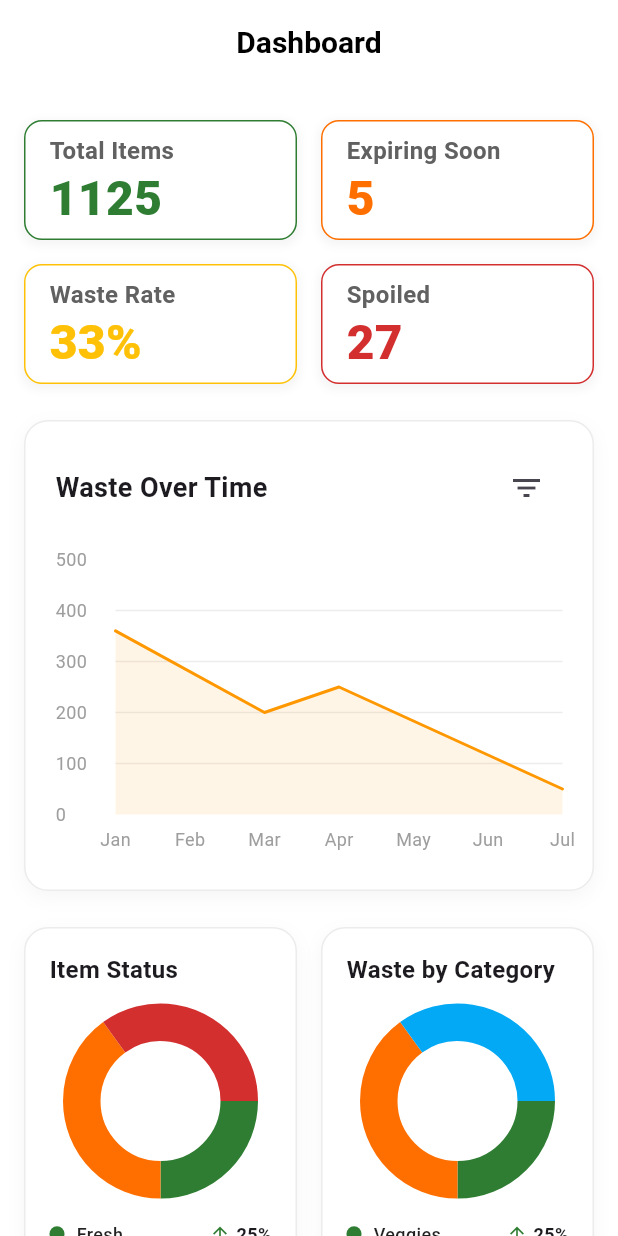
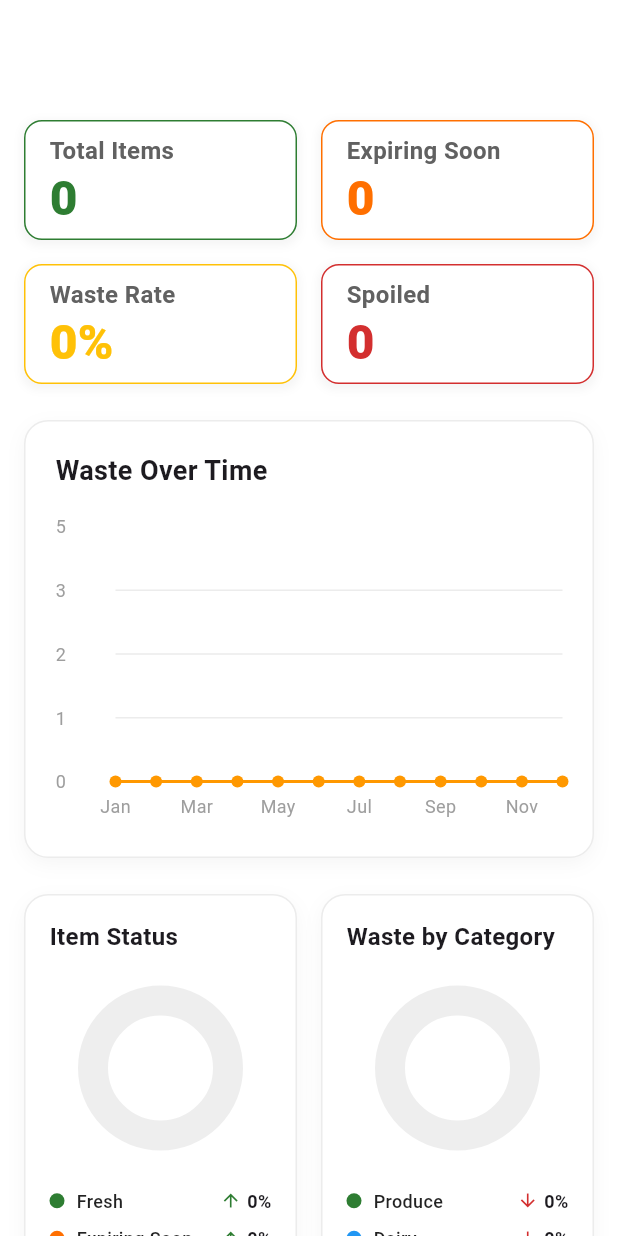
Before and after one commit to ahmedgamer9991/fridge, a Flutter app: the StoreInsights screen opened directly, on a phone screen of 412 x 824 dp. Run offline on Flutter 3.47's test engine with Material 3 defaults, Android fonts, the phone set to English and light mode, and no system bars; drawn by our look-alikes of fl_chart; our stand-ins replace cloud_firestore, firebase_auth, firebase_core, flutter_local_notifications, flutter_riverpod, shared_preferences and 1 more; accounts and stored records are empty.

Commit message:
made the dashboard functional

```diff
--- a/lib/screens/inventory/add_item.dart
+++ b/lib/screens/inventory/add_item.dart
@@ -267,7 +267,7 @@ class _AddItemScreenState extends ConsumerState<AddItemScreen> {
                         final selectedDate = await showDatePicker(
                           context: context,
                           initialDate: DateTime.now(),
-                          firstDate: DateTime.now(),
+                          firstDate: DateTime.now().subtract(const Duration(days: 365)),
                           lastDate: DateTime.now().add(
                             const Duration(days: 3650),
                           ),
--- a/lib/screens/inventory/edit_item.dart
+++ b/lib/screens/inventory/edit_item.dart
@@ -303,7 +303,7 @@ class _EditItemScreenState extends ConsumerState<EditItemScreen> {
                         final selectedDate = await showDatePicker(
                           context: context,
                           initialDate: _selectedExpiryDate ?? DateTime.now(),
-                          firstDate: DateTime.now(),
+                          firstDate: DateTime.now().subtract(const Duration(days: 365)),
                           lastDate: DateTime.now().add(
                             const Duration(days: 3650),
                           ),
--- a/lib/screens/store/store_insights.dart
+++ b/lib/screens/store/store_insights.dart
@@ -1,50 +1,81 @@
+import 'dart:math';
 import 'package:fl_chart/fl_chart.dart';
 import 'package:flutter/material.dart';
+import 'package:flutter_riverpod/flutter_riverpod.dart';
+import 'package:Eyeventory/services/firebase_services.dart';
 import 'package:Eyeventory/utils/constants.dart';
 import 'package:Eyeventory/widgets/widgets.dart';
+import 'package:Eyeventory/widgets/stat_card.dart';
+import 'package:Eyeventory/utils/helpers.dart';
+import 'package:Eyeventory/models/inventory_item.dart';
 
-class StoreInsights extends StatefulWidget {
+class StoreInsights extends ConsumerStatefulWidget {
   const StoreInsights({super.key});
 
   @override
-  State<StoreInsights> createState() => _StoreInsightsState();
+  ConsumerState<StoreInsights> createState() => _StoreInsightsState();
 }
 
-class _StoreInsightsState extends State<StoreInsights> {
-  // Mock Data
-  final String totalItems = '1125';
-  final String expiringSoon = '5';
-  final String wasteRate = '33%';
-  final String spoiled = '27';
-
+class _StoreInsightsState extends ConsumerState<StoreInsights> {
   @override
   Widget build(BuildContext context) {
+    final fridgesAsync = ref.watch(userFridgesProvider);
+    final storeName = ref.watch(storeNameProvider);
+
+    final fridges = fridgesAsync.value ?? [];
+    final List<InventoryItem> allItems = [];
+
+    // Dynamically watch each fridge's items to calculate combined stats reactively
+    for (final fridge in fridges) {
+      final fridgeId = fridge['id'] as String;
+      final itemsAsync = ref.watch(fridgeItemsProvider(fridgeId));
+      final items = itemsAsync.value ?? [];
+      allItems.addAll(items);
+    }
+
+    // Calculations
+    final int totalItems = allItems.length;
+    final int expiringSoon = allItems.where((i) => i.status == 'Expiring Soon').length;
+    final int spoiled = allItems.where((i) => i.status == 'Spoiled').length;
+    final double wasteRateVal = (totalItems + spoiled) > 0
+        ? (spoiled / (totalItems + spoiled)) * 100
+        : 0.0;
+    final String wasteRate = '${wasteRateVal.toStringAsFixed(0)}%';
+
     return Scaffold(
       backgroundColor: Colors.white,
-      appBar: const AppHeader(
-        title: 'Dashboard',
+      appBar: AppHeader(
+        title: storeName,
         automaticallyImplyLeading: false,
       ),
       body: SafeArea(
-        child: SingleChildScrollView(
+        child: fridgesAsync.when(
+          data: (_) {
+            return SingleChildScrollView(
               padding: const EdgeInsets.symmetric(horizontal: 16, vertical: 24),
               child: Column(
                 crossAxisAlignment: CrossAxisAlignment.start,
                 children: [
-              _buildStatsGrid(),
+                  _buildStatsGrid(totalItems, expiringSoon, wasteRate, spoiled),
                   const SizedBox(height: 24),
-              _buildWasteOverTimeChart(),
+                  _buildWasteOverTimeChart(allItems),
                   const SizedBox(height: 24),
-              _buildDonutChartsRow(),
+                  _buildDonutChartsRow(allItems, totalItems, spoiled),
                   const SizedBox(height: 80), // Bottom padding for nav bar
                 ],
+              ),
+            );
+          },
+          loading: () => const Center(child: CircularProgressIndicator()),
+          error: (err, stack) => Center(
+            child: Text('Error loading insights: $err', style: const TextStyle(color: Colors.red)),
           ),
         ),
       ),
     );
   }
 
-  Widget _buildStatsGrid() {
+  Widget _buildStatsGrid(int totalItems, int expiringSoon, String wasteRate, int spoiled) {
     return Column(
       children: [
         Row(
@@ -52,7 +83,7 @@ class _StoreInsightsState extends State<StoreInsights> {
             Expanded(
               child: StatCard(
                 label: 'Total Items',
-                value: totalItems,
+                value: '$totalItems',
                 color: statusFresh,
                 isActive: false,
               ),
@@ -61,7 +92,7 @@ class _StoreInsightsState extends State<StoreInsights> {
             Expanded(
               child: StatCard(
                 label: 'Expiring Soon',
-                value: expiringSoon,
+                value: '$expiringSoon',
                 color: statusExpiring,
                 isActive: false,
               ),
@@ -83,7 +114,7 @@ class _StoreInsightsState extends State<StoreInsights> {
             Expanded(
               child: StatCard(
                 label: 'Spoiled',
-                value: spoiled,
+                value: '$spoiled',
                 color: statusSpoiled,
                 isActive: false,
               ),
@@ -94,16 +125,45 @@ class _StoreInsightsState extends State<StoreInsights> {
     );
   }
 
-  Widget _buildWasteOverTimeChart() {
+  Widget _buildWasteOverTimeChart(List<InventoryItem> allItems) {
+    // Group spoiled items by expiry month (0 = Jan, 11 = Dec)
+    final Map<int, int> monthlyWaste = {
+      0: 0, 1: 0, 2: 0, 3: 0, 4: 0, 5: 0,
+      6: 0, 7: 0, 8: 0, 9: 0, 10: 0, 11: 0,
+    };
+
+    final spoiledItems = allItems.where((i) => i.status == 'Spoiled').toList();
+    for (final item in spoiledItems) {
+      if (item.expiryDate != null) {
+        final month = item.expiryDate!.month - 1; // 0-indexed
+        if (month >= 0 && month < 12) {
+          monthlyWaste[month] = (monthlyWaste[month] ?? 0) + 1;
+        }
+      }
+    }
+
+    final List<FlSpot> spots = [];
+    double maxWaste = 0;
+    for (int i = 0; i < 12; i++) {
+      final val = (monthlyWaste[i] ?? 0).toDouble();
+      spots.add(FlSpot(i.toDouble(), val));
+      if (val > maxWaste) {
+        maxWaste = val;
+      }
+    }
+
+    // Dynamic maxY calculation with baseline safety
+    final double maxY = max(maxWaste * 1.2, 5.0);
+
     return Container(
       padding: const EdgeInsets.all(20),
       decoration: BoxDecoration(
         color: Colors.white,
         borderRadius: BorderRadius.circular(16),
-        border: Border.all(color: Colors.grey.withValues(alpha: 0.2)),
+        border: Border.all(color: Colors.grey.withOpacity(0.2)),
         boxShadow: [
           BoxShadow(
-            color: Colors.grey.withValues(alpha: 0.1),
+            color: Colors.grey.withOpacity(0.1),
             blurRadius: 10,
             offset: const Offset(0, 4),
           ),
@@ -112,15 +172,9 @@ class _StoreInsightsState extends State<StoreInsights> {
       child: Column(
         crossAxisAlignment: CrossAxisAlignment.start,
         children: [
-          Row(
-            mainAxisAlignment: MainAxisAlignment.spaceBetween,
-            children: [
           const Text(
             'Waste Over Time',
             style: TextStyle(fontSize: 18, fontWeight: FontWeight.bold),
-              ),
-              IconButton(onPressed: () {}, icon: const Icon(Icons.filter_list)),
-            ],
           ),
           const SizedBox(height: 24),
           SizedBox(
@@ -130,10 +184,10 @@ class _StoreInsightsState extends State<StoreInsights> {
                 gridData: FlGridData(
                   show: true,
                   drawVerticalLine: false,
-                  horizontalInterval: 100,
+                  horizontalInterval: maxY / 4,
                   getDrawingHorizontalLine: (value) {
                     return FlLine(
-                      color: Colors.grey.withValues(alpha: 0.2),
+                      color: Colors.grey.withOpacity(0.2),
                       strokeWidth: 1,
                     );
                   },
@@ -150,7 +204,7 @@ class _StoreInsightsState extends State<StoreInsights> {
                     sideTitles: SideTitles(
                       showTitles: true,
                       reservedSize: 30,
-                      interval: 1,
+                      interval: 2,
                       getTitlesWidget: (value, meta) {
                         const style = TextStyle(
                           color: Colors.grey,
@@ -162,22 +216,19 @@ class _StoreInsightsState extends State<StoreInsights> {
                             text = const Text('Jan', style: style);
                             break;
                           case 2:
-                            text = const Text('Feb', style: style);
+                            text = const Text('Mar', style: style);
                             break;
                           case 4:
-                            text = const Text('Mar', style: style);
+                            text = const Text('May', style: style);
                             break;
                           case 6:
-                            text = const Text('Apr', style: style);
+                            text = const Text('Jul', style: style);
                             break;
                           case 8:
-                            text = const Text('May', style: style);
+                            text = const Text('Sep', style: style);
                             break;
                           case 10:
-                            text = const Text('Jun', style: style);
-                            break;
-                          case 12:
-                            text = const Text('Jul', style: style);
+                            text = const Text('Nov', style: style);
                             break;
                           default:
                             text = const Text('', style: style);
@@ -189,7 +240,7 @@ class _StoreInsightsState extends State<StoreInsights> {
                   leftTitles: AxisTitles(
                     sideTitles: SideTitles(
                       showTitles: true,
-                      interval: 100,
+                      interval: (maxY / 4).clamp(1.0, double.infinity),
                       reservedSize: 40,
                       getTitlesWidget: (value, meta) {
                         return Text(
@@ -205,25 +256,20 @@ class _StoreInsightsState extends State<StoreInsights> {
                 ),
                 borderData: FlBorderData(show: false),
                 minX: 0,
-                maxX: 12,
+                maxX: 11,
                 minY: 0,
-                maxY: 500,
+                maxY: maxY,
                 lineBarsData: [
                   LineChartBarData(
-                    spots: const [
-                      FlSpot(0, 360),
-                      FlSpot(4, 200),
-                      FlSpot(6, 250),
-                      FlSpot(12, 50),
-                    ],
-                    isCurved: false,
+                    spots: spots,
+                    isCurved: true,
                     color: Colors.orange,
                     barWidth: 2,
                     isStrokeCapRound: true,
-                    dotData: const FlDotData(show: false),
+                    dotData: const FlDotData(show: true),
                     belowBarData: BarAreaData(
                       show: true,
-                      color: Colors.orange.withValues(alpha: 0.1),
+                      color: Colors.orange.withOpacity(0.1),
                     ),
                   ),
                 ],
@@ -235,94 +281,138 @@ class _StoreInsightsState extends State<StoreInsights> {
     );
   }
 
-  Widget _buildDonutChartsRow() {
+  Widget _buildDonutChartsRow(List<InventoryItem> allItems, int totalItems, int spoiledCount) {
+    // 1. Item Status Donut Chart Calculations
+    final int freshCount = allItems.where((i) => i.status == 'Fresh').length;
+    final int expiringCount = allItems.where((i) => i.status == 'Expiring Soon').length;
+
+    final double totalForStatus = (freshCount + expiringCount + spoiledCount).toDouble();
+
+    final List<PieChartSectionData> statusSections = [];
+    if (totalForStatus > 0) {
+      statusSections.add(PieChartSectionData(
+        color: statusFresh,
+        value: freshCount.toDouble(),
+        radius: 20,
+        showTitle: false,
+      ));
+      statusSections.add(PieChartSectionData(
+        color: statusExpiring,
+        value: expiringCount.toDouble(),
+        radius: 20,
+        showTitle: false,
+      ));
+      statusSections.add(PieChartSectionData(
+        color: statusSpoiled,
+        value: spoiledCount.toDouble(),
+        radius: 20,
+        showTitle: false,
+      ));
+    } else {
+      // Empty state donut chart segment
+      statusSections.add(PieChartSectionData(
+        color: Colors.grey[200]!,
+        value: 1,
+        radius: 20,
+        showTitle: false,
+      ));
+    }
+
+    final double freshPercent = totalForStatus > 0 ? (freshCount / totalForStatus) * 100 : 0.0;
+    final double expiringPercent = totalForStatus > 0 ? (expiringCount / totalForStatus) * 100 : 0.0;
+    final double spoiledPercent = totalForStatus > 0 ? (spoiledCount / totalForStatus) * 100 : 0.0;
+
+    // 2. Waste by Category Donut Chart Calculations
+    final Map<String, int> categoryWaste = {};
+    for (final cat in itemCategories) {
+      categoryWaste[cat] = 0;
+    }
+
+    final spoiledItems = allItems.where((i) => i.status == 'Spoiled').toList();
+    for (final item in spoiledItems) {
+      categoryWaste[item.category] = (categoryWaste[item.category] ?? 0) + 1;
+    }
+
+    final double totalSpoiled = spoiledCount.toDouble();
+    final List<PieChartSectionData> categorySections = [];
+    final List<Color> categoryColors = [
+      statusFresh, // Produce (Green)
+      Colors.blue, // Dairy (Blue)
+      statusExpiring, // Meat (Orange)
+      Colors.lightBlueAccent, // Frozen (Light blue)
+      Colors.cyan, // Beverage (Cyan)
+      Colors.grey, // Others (Grey)
+    ];
+
+    if (totalSpoiled > 0) {
+      for (int i = 0; i < itemCategories.length; i++) {
+        final cat = itemCategories[i];
+        final count = categoryWaste[cat] ?? 0;
+        if (count > 0) {
+          categorySections.add(PieChartSectionData(
+            color: categoryColors[i % categoryColors.length],
+            value: count.toDouble(),
+            radius: 20,
+            showTitle: false,
+          ));
+        }
+      }
+    } else {
+      categorySections.add(PieChartSectionData(
+        color: Colors.grey[200]!,
+        value: 1,
+        radius: 20,
+        showTitle: false,
+      ));
+    }
+
     return Row(
+      crossAxisAlignment: CrossAxisAlignment.start,
       children: [
+        // Card 1: Item Status
         Expanded(
           child: _buildDonutChartCard(
             title: 'Item Status',
-            sections: [
-              PieChartSectionData(
-                color: statusFresh,
-                value: 25,
-                radius: 25,
-                showTitle: false,
-              ),
-              PieChartSectionData(
-                color: statusExpiring,
-                value: 40,
-                radius: 25,
-                showTitle: false,
-              ),
-              PieChartSectionData(
-                color: statusSpoiled,
-                value: 35,
-                radius: 25,
-                showTitle: false,
-              ),
-            ],
+            sections: statusSections,
             legendItems: [
               _buildLegendItem(
                 color: statusFresh,
                 label: 'Fresh',
-                value: '25%',
+                value: '${freshPercent.toStringAsFixed(0)}%',
+                isDown: false,
               ),
               _buildLegendItem(
                 color: statusExpiring,
-                label: 'Expiring',
-                value: '40%',
+                label: 'Expiring Soon',
+                value: '${expiringPercent.toStringAsFixed(0)}%',
+                isDown: false,
               ),
               _buildLegendItem(
                 color: statusSpoiled,
-                label: 'Expired',
-                value: '35%',
+                label: 'Spoiled',
+                value: '${spoiledPercent.toStringAsFixed(0)}%',
                 isDown: true,
               ),
             ],
           ),
         ),
         const SizedBox(width: 16),
+        // Card 2: Waste by Category
         Expanded(
           child: _buildDonutChartCard(
             title: 'Waste by Category',
-            sections: [
-              PieChartSectionData(
-                color: statusFresh, // Veggies (Green)
-                value: 25,
-                radius: 25,
-                showTitle: false,
-              ),
-              PieChartSectionData(
-                color: statusExpiring, // Meat (Orange)
-                value: 40,
-                radius: 25,
-                showTitle: false,
-              ),
-              PieChartSectionData(
-                color: Colors.lightBlue, // Beverages (Blue)
-                value: 35,
-                radius: 25,
-                showTitle: false,
-              ),
-            ],
-            legendItems: [
-              _buildLegendItem(
-                color: statusFresh,
-                label: 'Veggies',
-                value: '25%',
-              ),
-              _buildLegendItem(
-                color: statusExpiring,
-                label: 'Meat',
-                value: '40%',
-              ),
-              _buildLegendItem(
-                color: Colors.lightBlue,
-                label: 'Beverages',
-                value: '35%',
+            sections: categorySections,
+            legendItems: List.generate(itemCategories.length, (index) {
+              final cat = itemCategories[index];
+              final count = categoryWaste[cat] ?? 0;
+              final percent = totalSpoiled > 0 ? (count / totalSpoiled) * 100 : 0.0;
+              return _buildLegendItem(
+                color: categoryColors[index % categoryColors.length],
+                label: cat,
+                value: '${percent.toStringAsFixed(0)}%',
                 isDown: true,
-              ),
-            ],
+              );
+            }),
           ),
         ),
       ],
@@ -339,10 +429,10 @@ class _StoreInsightsState extends State<StoreInsights> {
       decoration: BoxDecoration(
         color: Colors.white,
         borderRadius: BorderRadius.circular(16),
-        border: Border.all(color: Colors.grey.withValues(alpha: 0.2)),
+        border: Border.all(color: Colors.grey.withOpacity(0.2)),
         boxShadow: [
           BoxShadow(
-            color: Colors.grey.withValues(alpha: 0.1),
+            color: Colors.grey.withOpacity(0.1),
             blurRadius: 10,
             offset: const Offset(0, 4),
           ),
@@ -361,7 +451,7 @@ class _StoreInsightsState extends State<StoreInsights> {
             child: PieChart(
               PieChartData(
                 sections: sections,
-                centerSpaceRadius: 40,
+                centerSpaceRadius: 35,
                 sectionsSpace: 0,
               ),
             ),
@@ -384,7 +474,8 @@ class _StoreInsightsState extends State<StoreInsights> {
       child: Row(
         mainAxisAlignment: MainAxisAlignment.spaceBetween,
         children: [
-          Row(
+          Expanded(
+            child: Row(
               children: [
                 Container(
                   width: 10,
@@ -392,15 +483,20 @@ class _StoreInsightsState extends State<StoreInsights> {
                   decoration: BoxDecoration(color: color, shape: BoxShape.circle),
                 ),
                 const SizedBox(width: 8),
-              Text(
+                Expanded(
+                  child: Text(
                     label,
                     style: const TextStyle(
                       fontSize: 12,
                       fontWeight: FontWeight.w500,
                       color: Colors.black87,
                     ),
+                    maxLines: 1,
+                    overflow: TextOverflow.ellipsis,
+                  ),
                 ),
               ],
+            ),
           ),
           Row(
             children: [
```
Lines whose indentation alone changed are shown as unchanged.
